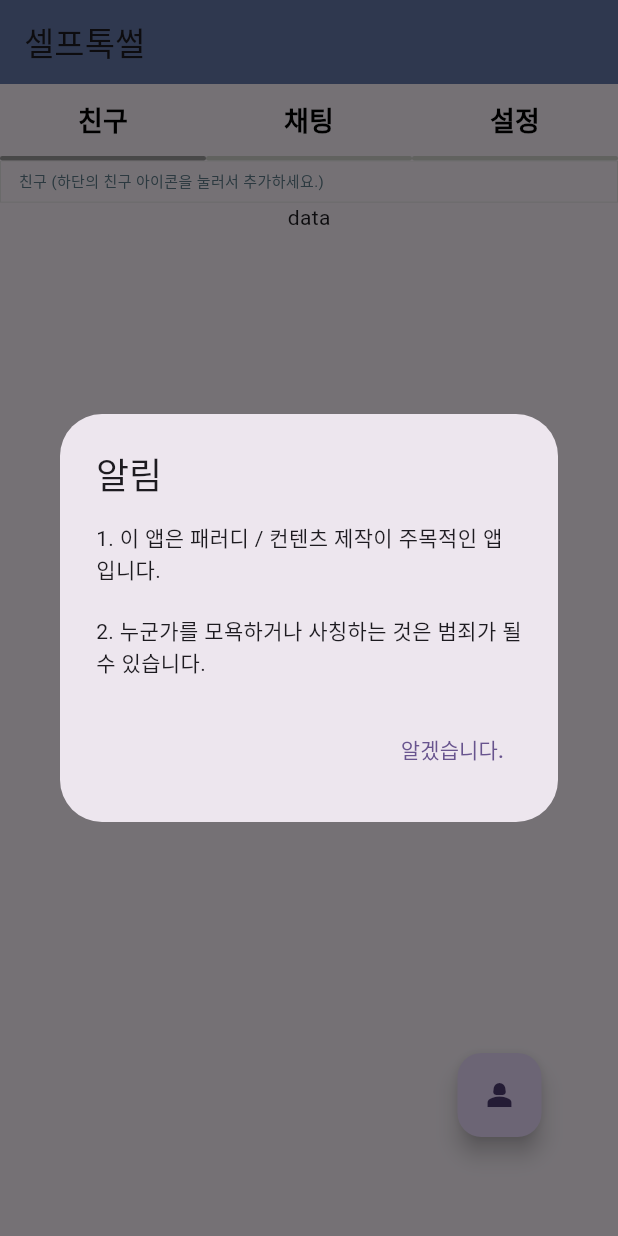
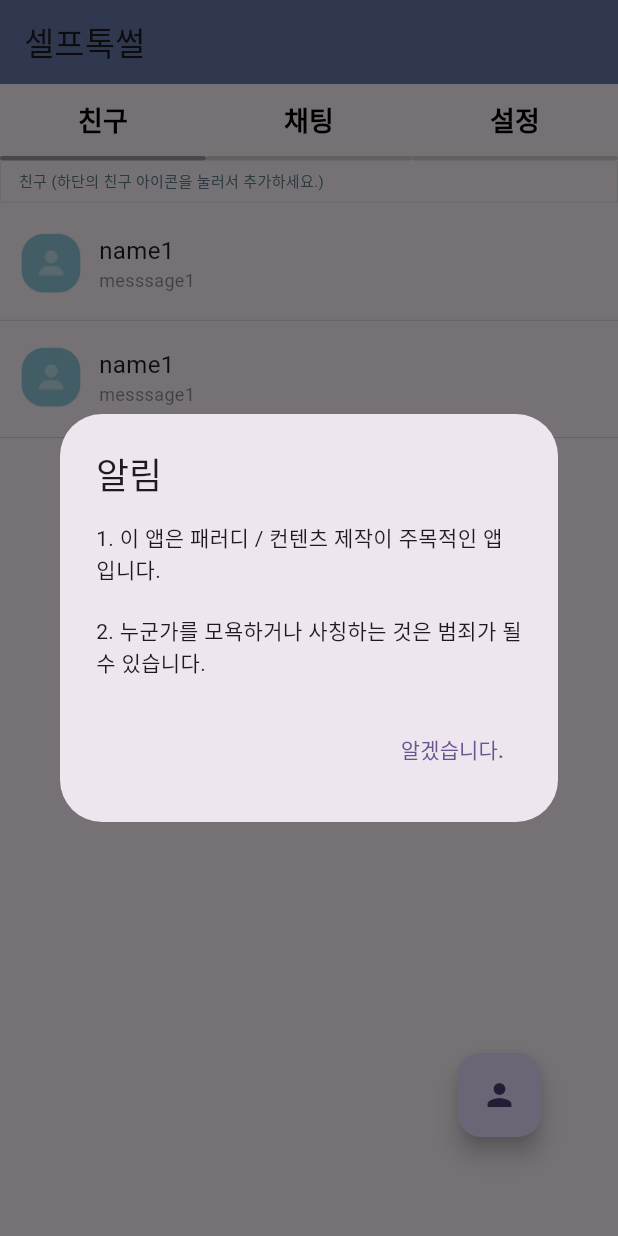
Before and after one commit to mmol93/flutter_self_talk, a Flutter app: the screen it shows after launch, on a phone screen of 412 x 824 dp. Run offline on Flutter 3.47's test engine with Material 3 defaults, Android fonts, the light colour scheme and no system bars; drawn by our look-alikes of smooth_page_indicator; our stand-ins replace google_fonts.

Commit message:
1. 친구 리스트 Widget 생성 2. 1번 리스트 Widget에 들어갈 Item Widget 생성

```diff
--- /dev/null
+++ b/lib/models/friends.dart
@@ -0,0 +1,11 @@
+class Friends {
+  final String name;
+  final String? message;
+  final String? profileImg;
+
+  Friends({
+    required this.name,
+    this.message,
+    this.profileImg
+  });
+}
--- a/lib/screens/home/friend_screen.dart
+++ b/lib/screens/home/friend_screen.dart
@@ -1,4 +1,7 @@
 import 'package:flutter/material.dart';
+import 'package:self_talk/models/friends.dart';
+
+import '../../widgets/home/item_friend.dart';
 
 class FriendScreen extends StatefulWidget {
   const FriendScreen({super.key});
@@ -15,8 +18,9 @@ class _FriendScreenState extends State<FriendScreen> {
         child: Column(
           children: [
             Container(
-              decoration:
-                  BoxDecoration(shape: BoxShape.rectangle, border: Border.all(color: Colors.grey.shade300, width: 0.5)),
+              decoration: BoxDecoration(
+                  shape: BoxShape.rectangle,
+                  border: Border.all(color: Colors.grey.shade300, width: 0.5)),
               width: double.infinity,
               padding: const EdgeInsets.symmetric(horizontal: 12, vertical: 6),
               child: const Text(
@@ -24,14 +28,38 @@ class _FriendScreenState extends State<FriendScreen> {
                 style: TextStyle(fontSize: 10, color: Colors.blueGrey),
               ),
             ),
-            Text("data"),
+            Container(
+              height: 0.5,
+              margin: EdgeInsets.symmetric(vertical: 5),
+            ),
+            ListView.separated(
+              shrinkWrap: true,
+              itemBuilder: (context, index) {
+                return Container(
+                  padding: EdgeInsets.symmetric(vertical: 10, horizontal: 4),
+                  child: FriendItem(
+                    friends: Friends(name: "name1", message: "messsage1"),
+                  ),
+                );
+              },
+              separatorBuilder: (context, index) => Divider(
+                color: Colors.grey.withOpacity(0.5),
+                thickness: 0.5,
+              ),
+              itemCount: 2,
+            ),
+            Container(
+              height: 0.5,
+              margin: EdgeInsets.symmetric(vertical: 10),
+              color: Colors.grey.withOpacity(0.5),
+            )
           ],
         ),
       ),
       floatingActionButton: Container(
         margin: const EdgeInsets.only(bottom: 50, right: 35),
         child: FloatingActionButton(
-          child: const Icon(Icons.person_2),
+          child: const Icon(Icons.person),
           onPressed: () {},
         ),
       ),
--- /dev/null
+++ b/lib/widgets/common/profile_picture.dart
@@ -0,0 +1,19 @@
+import 'package:flutter/material.dart';
+
+class ProfilePicture extends StatelessWidget {
+  const ProfilePicture({super.key, this.picturePath = "assets/images/profile_pic.png"});
+
+  final String picturePath;
+
+  @override
+  Widget build(BuildContext context) {
+    return Row(
+      children: [
+        Container(
+            width: 40,
+            height: 40,
+            child: Image(image: AssetImage(picturePath)))
+      ],
+    );
+  }
+}
--- /dev/null
+++ b/lib/widgets/home/item_friend.dart
@@ -0,0 +1,41 @@
+import 'package:flutter/material.dart';
+import 'package:self_talk/models/friends.dart';
+import '../common/profile_picture.dart';
+
+class FriendItem extends StatelessWidget {
+  const FriendItem({
+    super.key,
+    required this.friends,
+  });
+
+  final Friends friends;
+
+  @override
+  Widget build(BuildContext context) {
+    return Container(
+      padding: const EdgeInsets.symmetric(horizontal: 10),
+      child: Row(
+        children: [
+          ProfilePicture(),
+          Container(
+            padding: const EdgeInsets.symmetric(horizontal: 12),
+            child: Column(
+              crossAxisAlignment: CrossAxisAlignment.start,
+              children: [
+                Text(
+                  friends.name,
+                  style: TextStyle(fontSize: 16),
+                ),
+                if (friends.message != null)
+                  Text(
+                    friends.message!,
+                    style: const TextStyle(fontSize: 12, color: Colors.black45),
+                  )
+              ],
+            ),
+          )
+        ],
+      ),
+    );
+  }
+}
--- a/pubspec.yaml
+++ b/pubspec.yaml
@@ -42,6 +42,9 @@ dependencies:
   # smooth_page_indicator - https://pub.dev/packages/smooth_page_indicator/install
   smooth_page_indicator: ^1.1.0
 
+  # flutter_svg - https://pub.dev/packages/flutter_svg/install
+  flutter_svg: ^2.0.10+1
+
 dev_dependencies:
   flutter_test:
     sdk: flutter
@@ -63,6 +66,9 @@ flutter:
   # included with your application, so that you can use the icons in
   # the material Icons class.
   uses-material-design: true
+
+  assets:
+    - assets/images/
 
   # To add assets to your application, add an assets section, like this:
   # assets:
```
Also changed, not shown: assets/images/profile_pic.png (added).
